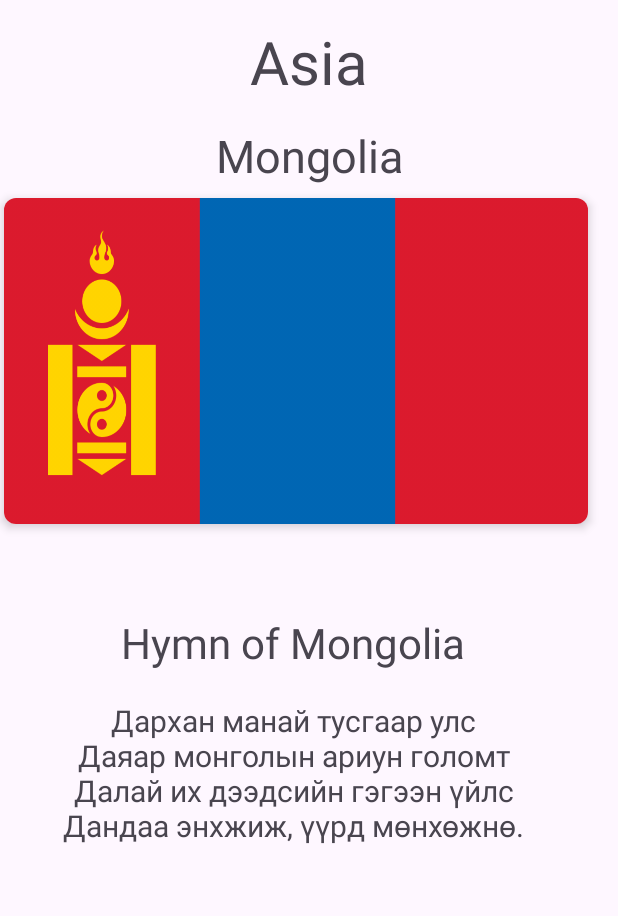
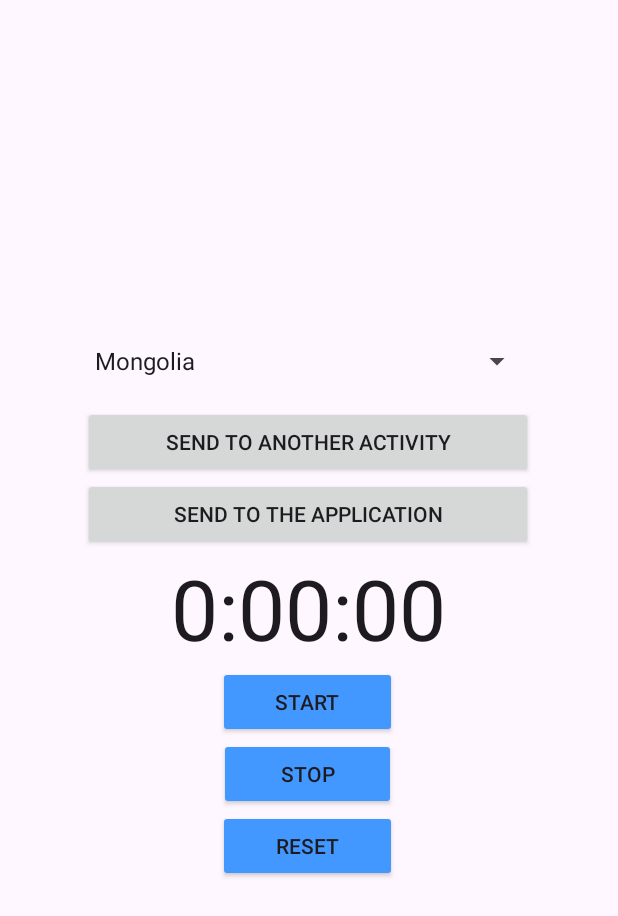
Before and after one commit to ChnuKotsur/androidstudio-lab1-GaliasAndriy, an Android app: the screen it shows after launch (MainActivity before the commit, CreateMessageActivity after it), on a phone screen of 412 x 824 dp. Shown: the top 916 px of the screen. Run offline under Robolectric (Android 15) with nearby library versions, the phone set to English and light mode, and no system bars.

Commit message:
Labs 2-4 done

```diff
--- a/app/src/main/AndroidManifest.xml
+++ b/app/src/main/AndroidManifest.xml
@@ -13,7 +13,7 @@
         android:theme="@style/Theme.MyApplication"
         tools:targetApi="31">
         <activity
-            android:name=".MainActivity"
+            android:name=".CreateMessageActivity"
             android:exported="true">
             <intent-filter>
                 <action android:name="android.intent.action.MAIN" />
@@ -21,6 +21,7 @@
                 <category android:name="android.intent.category.LAUNCHER" />
             </intent-filter>
         </activity>
+        <activity android:name=".ReceiveMessageActivity"></activity>
     </application>
 
 </manifest>
--- /dev/null
+++ b/app/src/main/java/com/example/myapplication/CreateMessageActivity.java
@@ -0,0 +1,157 @@
+package com.example.myapplication;
+
+import android.app.Activity;
+import android.content.Intent;
+import android.os.Bundle;
+import android.os.Handler;
+import android.view.View;
+import android.widget.AdapterView;
+import android.widget.ArrayAdapter;
+import android.widget.Spinner;
+import android.widget.TextView;
+
+import java.util.Locale;
+
+public class CreateMessageActivity extends Activity {
+
+    private Spinner spinner;
+    private String[] countries;
+
+    //for lab 4
+    private int seconds = 0;
+    private boolean running;
+    private boolean wasRunning;
+
+    @Override
+    protected void onCreate(Bundle savedInstanceState) {
+        super.onCreate(savedInstanceState);
+        setContentView(R.layout.activity_create_message);
+
+        countries = getResources().getStringArray(R.array.countries);
+
+        spinner = findViewById(R.id.spinner);
+        ArrayAdapter<String> adapter = new ArrayAdapter<>(this, android.R.layout.simple_spinner_item, countries);
+        adapter.setDropDownViewResource(android.R.layout.simple_spinner_dropdown_item);
+        spinner.setAdapter(adapter);
+
+        spinner.setOnItemSelectedListener(new AdapterView.OnItemSelectedListener() {
+            @Override
+            public void onItemSelected(AdapterView<?> parent, View view, int position, long id) {
+                String selectedCountry = countries[position];
+                String selectedRegion = getRegionByCountry(selectedCountry); // Add this line to get the region
+                findViewById(R.id.sendOnActivity).setOnClickListener(new View.OnClickListener() {
+                    @Override
+                    public void onClick(View v) {
+                        Intent intent = new Intent(CreateMessageActivity.this, ReceiveMessageActivity.class);
+                        intent.putExtra("country", selectedCountry);
+                        intent.putExtra("region", selectedRegion); // Add the region to the intent
+                        startActivity(intent);
+                    }
+                });
+            }
+
+            @Override
+            public void onNothingSelected(AdapterView<?> parent) {
+                //not used
+            }
+        });
+
+        //lab 4
+        if(savedInstanceState != null){
+            seconds = savedInstanceState.getInt("seconds");
+            running = savedInstanceState.getBoolean("running");
+            wasRunning = savedInstanceState.getBoolean("wasRunning");
+        }
+
+        runTimer();
+    }
+
+    public void onSendMessageToApp(View view) {
+        Spinner spinner = findViewById(R.id.spinner);
+        String selectedCountry = spinner.getSelectedItem().toString();
+        String countryAnthem = getRegionByCountry(selectedCountry);
+
+        Intent intent = new Intent(Intent.ACTION_SEND);
+        intent.setType("text/plain");
+        intent.putExtra(Intent.EXTRA_SUBJECT, "Anthem of " + selectedCountry);
+        intent.putExtra(Intent.EXTRA_TEXT, countryAnthem);
+
+        String chooserTitle = getString(R.string.chooser);
+        Intent chosenIntent = Intent.createChooser(intent, chooserTitle);
+        startActivity(chosenIntent);
+    }
+
+
+    private String getRegionByCountry(String country) {
+        switch (country) {
+            case "Mongolia":
+                return getString(R.string.region_mongolia);
+            case "Colombia":
+                return getString(R.string.region_colombia);
+            case "Canada":
+                return getString(R.string.region_canada);
+            case "United Kingdom":
+                return getString(R.string.region_united_kingdom);
+            default:
+                return "";
+        }
+    }
+
+    //lab 4
+    public void onClickStart(View view){
+        running = true;
+    }
+
+    public void onClickStop(View view){
+        running = false;
+    }
+
+    public void onClickReset(View view){
+        running = false;
+        seconds = 0;
+    }
+
+    public void runTimer(){
+        final TextView textView = (TextView) findViewById(R.id.text_view);
+
+        final Handler handler = new Handler();
+        handler.post(new Runnable() {
+            @Override
+            public void run() {
+                int hours = seconds / 3600;
+                int minutes = (seconds % 3600) / 60;
+                int secs = seconds % 60;
+                String time = String.format(Locale.getDefault(),
+                        "%d:%02d:%02d", hours, minutes, secs);
+                textView.setText(time);
+                if(running){
+                    seconds++;
+                }
+                handler.postDelayed(this, 1000);
+            }
+        });
+    }
+
+    @Override
+    public void onSaveInstanceState(Bundle savedInstanceState){
+        savedInstanceState.putInt("seconds", seconds);
+        savedInstanceState.putBoolean("running", running);
+        savedInstanceState.putBoolean("wasRunning", wasRunning);
+    }
+
+    @Override
+    protected void onPause(){
+        super.onPause();
+        wasRunning = running;
+        running = false;
+    }
+
+    @Override
+    protected void onResume(){
+        super.onResume();
+        if(wasRunning){
+            running = true;
+        }
+    }
+
+}
--- /dev/null
+++ b/app/src/main/res/layout/activity_create_message.xml
@@ -0,0 +1,84 @@
+<?xml version="1.0" encoding="utf-8"?>
+<androidx.constraintlayout.widget.ConstraintLayout xmlns:android="http://schemas.android.com/apk/res/android"
+    xmlns:app="http://schemas.android.com/apk/res-auto"
+    xmlns:tools="http://schemas.android.com/tools"
+    android:layout_width="match_parent"
+    android:layout_height="match_parent">
+
+    <LinearLayout
+        android:layout_width="300dp"
+        android:layout_height="400dp"
+        android:orientation="vertical"
+        app:layout_constraintBottom_toBottomOf="parent"
+        app:layout_constraintEnd_toEndOf="parent"
+        app:layout_constraintHorizontal_bias="0.495"
+        app:layout_constraintStart_toStartOf="parent"
+        app:layout_constraintTop_toTopOf="parent"
+        app:layout_constraintVertical_bias="0.497">
+
+        <Spinner
+            android:id="@+id/spinner"
+            android:layout_width="match_parent"
+            android:layout_height="60dp" />
+
+        <Button
+            android:id="@+id/sendOnActivity"
+            android:layout_width="match_parent"
+            android:layout_height="wrap_content"
+            android:onClick="onSendMessage"
+            android:text="Send to another activity" />
+
+        <Button
+            android:id="@+id/sendOnApp"
+            android:layout_width="match_parent"
+            android:layout_height="wrap_content"
+            android:onClick="onSendMessageToApp"
+            android:text="Send to the application" />
+
+        <LinearLayout
+            android:layout_width="match_parent"
+            android:layout_height="232dp"
+            android:orientation="vertical">
+
+            <TextView
+                android:id="@+id/text_view"
+                android:layout_width="match_parent"
+                android:layout_height="77dp"
+                android:layout_gravity="center_horizontal"
+                android:gravity="center"
+                android:textAppearance="@android:style/TextAppearance.Large"
+                android:textSize="56sp" />
+
+            <Button
+                android:id="@+id/start_button"
+                android:layout_width="119dp"
+                android:layout_height="wrap_content"
+                android:layout_gravity="center"
+                android:backgroundTint="#4398FF"
+                android:gravity="center"
+                android:text="Start"
+                android:onClick="onClickStart" />
+
+            <Button
+                android:id="@+id/stop_button"
+                android:layout_width="118dp"
+                android:layout_height="wrap_content"
+                android:layout_gravity="center"
+                android:backgroundTint="#4398FF"
+                android:text="Stop"
+                android:onClick="onClickStop" />
+
+            <Button
+                android:id="@+id/reset_button"
+                android:layout_width="119dp"
+                android:layout_height="wrap_content"
+                android:layout_gravity="center"
+                android:backgroundTint="#4398FF"
+                android:text="Reset"
+                android:onClick="onClickReset" />
+
+        </LinearLayout>
+
+    </LinearLayout>
+
+</androidx.constraintlayout.widget.ConstraintLayout>
--- a/app/src/main/res/layout/activity_main.xml
+++ b/app/src/main/res/layout/activity_main.xml
@@ -4,83 +4,32 @@
     xmlns:tools="http://schemas.android.com/tools"
     android:layout_width="match_parent"
     android:layout_height="match_parent"
-    android:id="@+id/main_layout"
     tools:context=".MainActivity">
 
+    <Spinner
+        android:id="@+id/country_spinner"
+        android:layout_width="200dp"
+        android:layout_height="48dp"
+        android:entries="@array/countries"
+        app:layout_constraintBottom_toBottomOf="parent"
+        app:layout_constraintEnd_toEndOf="parent"
+        app:layout_constraintHorizontal_bias="0.498"
+        app:layout_constraintStart_toStartOf="parent"
+        app:layout_constraintTop_toTopOf="parent"
+        app:layout_constraintVertical_bias="0.045" />
+
     <TextView
-        android:id="@+id/textView"
-        android:layout_width="391dp"
-        android:layout_height="70dp"
+        android:id="@+id/anthem_textview"
+        android:layout_width="381dp"
+        android:layout_height="177dp"
+        android:layout_below="@+id/country_spinner"
+        android:textDirection="inherit"
+        android:textSize="18sp"
         android:gravity="center"
-        android:text="@string/country_region_title"
-        android:textSize="40sp"
+        android:textStyle="bold"
         app:layout_constraintBottom_toBottomOf="parent"
         app:layout_constraintEnd_toEndOf="parent"
         app:layout_constraintStart_toStartOf="parent"
-        app:layout_constraintTop_toTopOf="parent"
-        app:layout_constraintVertical_bias="0.008" />
-
-    <TextView
-        android:id="@+id/textView3"
-        android:layout_width="391dp"
-        android:layout_height="50dp"
-        android:gravity="center"
-        android:text="@string/country_title"
-        android:textSize="30sp"
-        app:layout_constraintBottom_toBottomOf="parent"
-        app:layout_constraintEnd_toEndOf="parent"
-        app:layout_constraintStart_toStartOf="parent"
-        app:layout_constraintTop_toTopOf="parent"
-        app:layout_constraintVertical_bias="0.102" />
-
-    <TextView
-        android:id="@+id/textView2"
-        android:layout_width="391dp"
-        android:layout_height="78dp"
-        android:gravity="center"
-        android:text="@string/mongolia_hymn_title"
-        android:textSize="28sp"
-        app:layout_constraintBottom_toBottomOf="parent"
-        app:layout_constraintEnd_toEndOf="parent"
-        app:layout_constraintHorizontal_bias="0.0"
-        app:layout_constraintStart_toStartOf="parent"
-        app:layout_constraintTop_toBottomOf="@+id/textView"
-        app:layout_constraintVertical_bias="0.468" />
-
-    <TextView
-        android:layout_width="391dp"
-        android:layout_height="110dp"
-        android:gravity="top|center"
-        android:text="@string/mongolia_hymn_text"
-        android:textSize="20sp"
-        app:layout_constraintBottom_toBottomOf="parent"
-        app:layout_constraintEnd_toEndOf="parent"
-        app:layout_constraintHorizontal_bias="0.0"
-        app:layout_constraintStart_toStartOf="parent"
-        app:layout_constraintTop_toBottomOf="@+id/textView"
-        app:layout_constraintVertical_bias="0.612" />
-
-    <androidx.cardview.widget.CardView
-        android:layout_width="389dp"
-        android:layout_height="217dp"
-        android:layout_marginStart="7.1dp"
-        android:layout_marginTop="132dp"
-        android:layout_marginEnd="80dp"
-        app:layout_constraintEnd_toEndOf="@+id/textView"
-        app:layout_constraintHorizontal_bias="0.065"
-        app:layout_constraintStart_toStartOf="parent"
-        app:layout_constraintTop_toTopOf="parent"
-        app:cardCornerRadius="8dp"
-        app:cardElevation="4dp">
-
-        <ImageView
-            android:id="@+id/imageView"
-            android:layout_width="391dp"
-            android:layout_height="match_parent"
-            android:contentDescription="@string/country_mongolia_flag_description"
-            android:scaleType="fitXY"
-            app:srcCompat="@drawable/flag_of_mongolia" />
-
-    </androidx.cardview.widget.CardView>
+        app:layout_constraintTop_toTopOf="parent" />
 
 </androidx.constraintlayout.widget.ConstraintLayout>
--- a/app/src/main/res/values/strings.xml
+++ b/app/src/main/res/values/strings.xml
@@ -1,9 +1,33 @@
 <resources>
-    <string name="app_name">Lab 1</string>
-    <string name="flag_of_mongolia_description">Flag of Mongolia</string>
-    <string name="mongolia_hymn_title">Hymn of Mongolia</string>
-    <string name="mongolia_hymn_text">Дархан манай тусгаар улс\nДаяар монголын ариун голомт\nДалай их дээдсийн гэгээн үйлс\nДандаа энхжиж, үүрд мөнхөжнө.</string>
-    <string name="country_region_title">Asia</string>
-    <string name="country_title">Mongolia</string>
-    <string name="country_mongolia_flag_description">This is a flag of Mongolia</string>
+    <string name="app_name">My Application</string>
+    <string name="chooser">Send message via...</string>
+
+    <string-array name="countries">
+        <item>Mongolia</item>
+        <item>Colombia</item>
+        <item>Canada</item>
+        <item>United Kingdom</item>
+    </string-array>
+
+    <string name="anthem_mongolia">
+        Дархан манай тусгаар улс\nДаяар монголын ариун голомт\nДалай их дээдсийн гэгээн үйлс\nДандаа энхжиж, үүрд мөнхөжнө.
+    </string>
+
+    <string name="anthem_colombia">
+        Gloria eterna a la Nueva Granada,\nQue, formando una nueva nación,\nHoy levanta ya el templo sagrado\nDe las leyes, la paz y la unión.
+    </string>
+
+    <string name="anthem_uk">
+       God save our gracious King!\nLong live our noble King!\nGod save the King!\nSend him victorious,
+    </string>
+
+    <string name="anthem_canada">
+        O Canada!\nOur home and native land!\nTrue patriot love in all of us command.\nWith glowing hearts we see thee rise,\nThe True North strong and free!
+    </string>
+
+    <!--Regions-->
+    <string name="region_mongolia">Asia</string>
+    <string name="region_colombia">South America</string>
+    <string name="region_canada">North America</string>
+    <string name="region_united_kingdom">Europe</string>
 </resources>
```
Also changed, not shown: app/src/main/java/com/example/myapplication/MainActivity.java (+54 -2 lines), app/src/main/java/com/example/myapplication/ReceiveMessageActivity.java (added, +66 -0 lines), app/src/main/res/layout/activity_receive_message.xml (added, +47 -0 lines), app/src/main/res/layout/button_primary.xml (added, +14 -0 lines), app/src/main/res/drawable/flag_canada.png (added), app/src/main/res/drawable/flag_colombia.png (added), app/src/main/res/drawable/flag_mongolia.png (renamed from app/src/main/res/drawable/flag_of_mongolia.png), app/src/main/res/drawable/flag_unitedkingdom.png (added).
